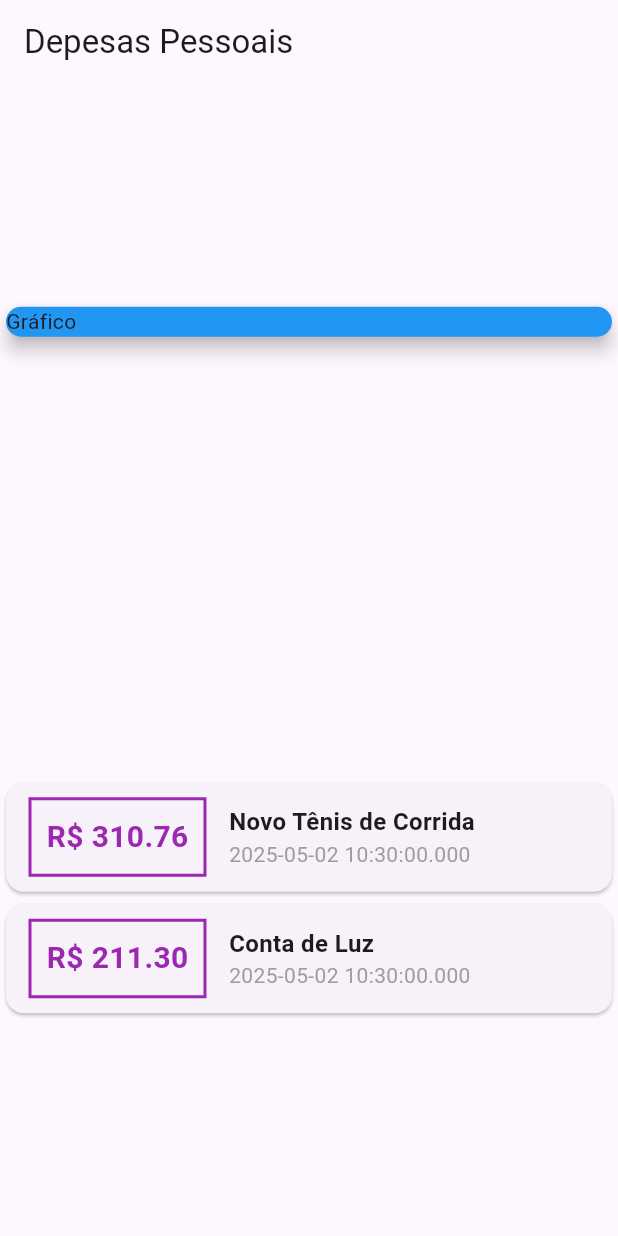
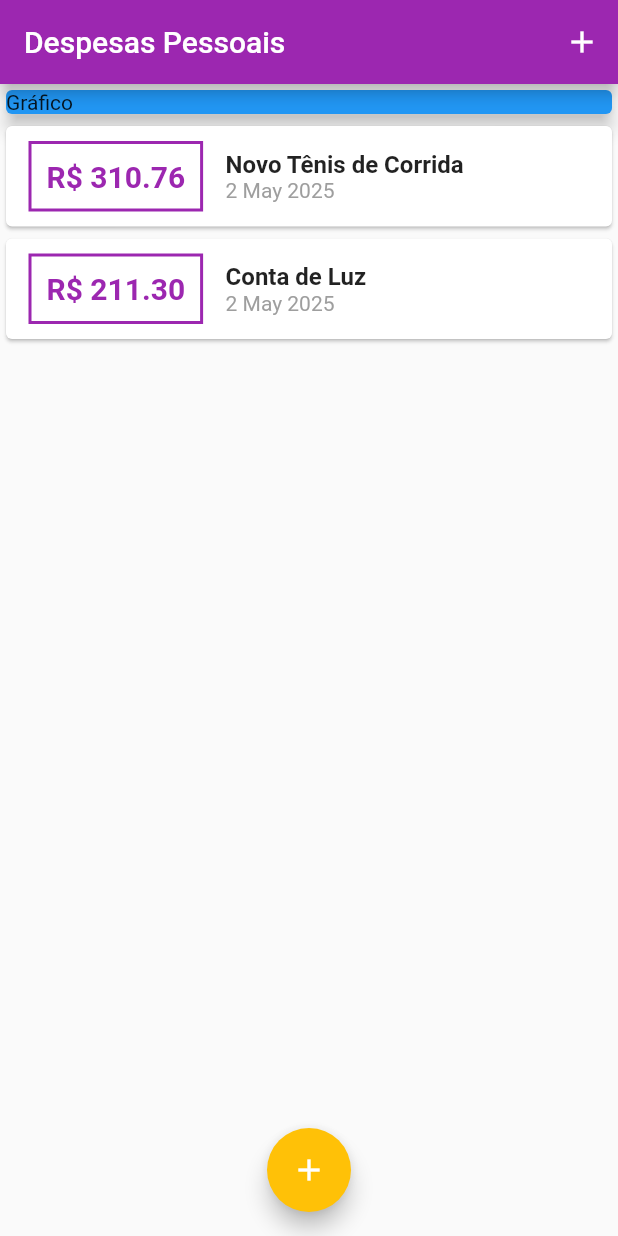
Before and after one commit to higornobrega/Curso_Aprenda_Flutter_e_Desenvolva_Apps_Para_Android_e_IOS, a Flutter app: the screen it shows after launch, on a phone screen of 412 x 824 dp. Run offline on Flutter 3.47's test engine with Material 3 defaults, Android fonts, the phone set to English and light mode, and no system bars.

Commit message:
Adiciona componentes de formulário e lista de transações ao projeto de despesas

```diff
--- /dev/null
+++ b/secao_quatro/expenses/lib/components/transaction_list.dart
@@ -0,0 +1,60 @@
+import 'package:expenses/models/transaction.dart';
+import 'package:flutter/material.dart';
+import 'package:intl/intl.dart';
+
+class TransactionList extends StatelessWidget {
+  final List<Transaction> transactions;
+  const TransactionList(this.transactions, {super.key});
+
+  @override
+  Widget build(BuildContext context) {
+    return Container(
+      height: 400,
+      child: ListView.builder(
+        itemCount: transactions.length,
+        itemBuilder: (ctx, index) {
+          final tr = transactions[index];
+          return Card(
+            child: Row(
+              children: [
+                Container(
+                  margin: EdgeInsets.symmetric(horizontal: 15, vertical: 10),
+                  decoration: BoxDecoration(
+                    border: Border.all(color: Colors.purple, width: 2),
+                  ),
+                  padding: EdgeInsets.all(10),
+
+                  child: Text(
+                    'R\$ ${tr.value.toStringAsFixed(2)}',
+                    style: TextStyle(
+                      fontWeight: FontWeight.bold,
+                      fontSize: 20,
+                      color: Colors.purple,
+                    ),
+                  ),
+                ),
+                Column(
+                  crossAxisAlignment: CrossAxisAlignment.start,
+                  children: [
+                    Text(
+                      tr.title,
+                      style: TextStyle(
+                        fontSize: 16,
+                        fontWeight: FontWeight.bold,
+                      ),
+                    ),
+
+                    Text(
+                      DateFormat('d MMM y').format(tr.date),
+                      style: TextStyle(color: Colors.grey),
+                    ),
+                  ],
+                ),
+              ],
+            ),
+          );
+        },
+      ),
+    );
+  }
+}
--- a/secao_quatro/expenses/lib/main.dart
+++ b/secao_quatro/expenses/lib/main.dart
@@ -1,20 +1,43 @@
-import 'package:expenses/models/transaction.dart';
+import 'package:expenses/components/transaction_form.dart';
 import 'package:flutter/material.dart';
+import 'dart:math';
+import 'components/transaction_list.dart';
+import 'models/transaction.dart';
 
-void main(List<String> args) {
-  runApp(ExpensesApp());
-}
+main() => runApp(ExpensesApp());
 
 class ExpensesApp extends StatelessWidget {
-  const ExpensesApp({super.key});
+  ExpensesApp({super.key});
+  final ThemeData tema = ThemeData();
 
   @override
   Widget build(BuildContext context) {
-    return MaterialApp(home: MyHomePage());
+    return MaterialApp(
+      home: const MyHomePage(),
+      theme: ThemeData(
+        useMaterial3: false,
+        appBarTheme: AppBarTheme(
+          backgroundColor: Colors.purple,
+          foregroundColor: Colors.white,
+        ),
+        colorScheme: ColorScheme.fromSeed(
+          seedColor: Colors.amber,
+          primary: Colors.purple,
+          secondary: Colors.amber,
+        ),
+      ),
+    );
   }
 }
 
-class MyHomePage extends StatelessWidget {
+class MyHomePage extends StatefulWidget {
+  const MyHomePage({super.key});
+
+  @override
+  State<MyHomePage> createState() => _MyHomePageState();
+}
+
+class _MyHomePageState extends State<MyHomePage> {
   final _transactions = [
     Transaction(
       id: 't1',
@@ -29,70 +52,63 @@ class MyHomePage extends StatelessWidget {
       date: DateTime.now(),
     ),
   ];
+
+  _addTransaction(String title, double value) {
+    final newTransaction = Transaction(
+      id: Random().nextDouble().toString(),
+      title: title,
+      value: value,
+      date: DateTime.now(),
+    );
+
+    setState(() {
+      _transactions.add(newTransaction);
+    });
+
+    Navigator.of(context).pop();
+  }
+
+  _openTransactionFormModal(BuildContext context) {
+    showModalBottomSheet(
+      context: context,
+      builder: (_) {
+        return TransactionForm(_addTransaction);
+      },
+    );
+  }
+
   @override
   Widget build(BuildContext context) {
     return Scaffold(
-      appBar: AppBar(title: Text('Depesas Pessoais')),
-      body: Column(
-        mainAxisAlignment: MainAxisAlignment.spaceAround,
+      appBar: AppBar(
+        title: const Text('Despesas Pessoais'),
+        actions: [
+          IconButton(
+            icon: const Icon(Icons.add),
+            onPressed: () => _openTransactionFormModal(context),
+          ),
+        ],
+      ),
+      body: SingleChildScrollView(
+        child: Column(
           crossAxisAlignment: CrossAxisAlignment.stretch,
-        children: <Widget>[
-          Container(
+          children: [
+            const SizedBox(
               child: Card(
                 color: Colors.blue,
                 elevation: 5,
                 child: Text('Gráfico'),
               ),
             ),
-          Column(
-            children:
-                _transactions.map((tr) {
-                  return Card(
-                    child: Row(
-                      children: [
-                        Container(
-                          margin: EdgeInsets.symmetric(
-                            horizontal: 15,
-                            vertical: 10,
-                          ),
-                          decoration: BoxDecoration(
-                            border: Border.all(color: Colors.purple, width: 2),
-                          ),
-                          padding: EdgeInsets.all(10),
-
-                          child: Text(
-                            'R\$ ${tr.value.toStringAsFixed(2)}',
-                            style: TextStyle(
-                              fontWeight: FontWeight.bold,
-                              fontSize: 20,
-                              color: Colors.purple,
+            TransactionList(_transactions),
+          ],
         ),
       ),
+      floatingActionButton: FloatingActionButton(
+        child: const Icon(Icons.add),
+        onPressed: () => _openTransactionFormModal(context),
       ),
-                        Column(
-                          crossAxisAlignment: CrossAxisAlignment.start,
-                          children: [
-                            Text(
-                              tr.title,
-                              style: TextStyle(
-                                fontSize: 16,
-                                fontWeight: FontWeight.bold,
-                              ),
-                            ),
-
-                            Text(
-                              tr.date.toString(),
-                              style: TextStyle(color: Colors.grey),
-                            ),
-                          ],
-                        ),
-                      ],
-                    ),
-                  );
-                }).toList(),
-          ),
-        ],
-      ),
+      floatingActionButtonLocation: FloatingActionButtonLocation.centerFloat,
     );
   }
 }
--- a/secao_quatro/expenses/pubspec.yaml
+++ b/secao_quatro/expenses/pubspec.yaml
@@ -30,6 +30,7 @@ environment:
 dependencies:
   flutter:
     sdk: flutter
+  intl: ^0.20.2
 
   # The following adds the Cupertino Icons font to your application.
   # Use with the CupertinoIcons class for iOS style icons.
```
Also changed, not shown: secao_quatro/expenses/lib/components/transaction_form.dart (added, +63 -0 lines), 2 other files. Lines whose indentation alone changed are shown as unchanged.
